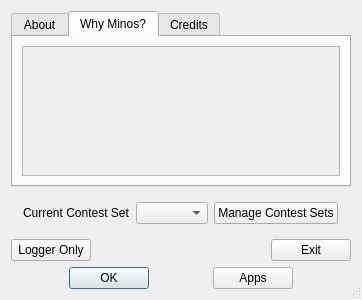
Qt form mqt/MqtLogger/taboutbox.ui (Rsclub22/Minos2-Mirror) before a commit.
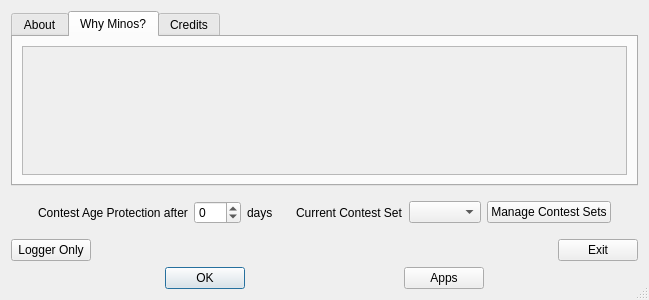
The same form after that commit. The open tabs and pages were chosen to show the change.

Commit message: Include contest protection age on splash screen

What changed in the file:
```diff
--- a/mqt/MqtLogger/taboutbox.ui
+++ b/mqt/MqtLogger/taboutbox.ui
@@ -6,7 +6,7 @@
    <rect>
     <x>0</x>
     <y>0</y>
-    <width>362</width>
+    <width>649</width>
     <height>300</height>
    </rect>
   </property>
@@ -63,8 +63,8 @@
            <rect>
             <x>0</x>
             <y>0</y>
-            <width>320</width>
-            <height>145</height>
+            <width>607</width>
+            <height>128</height>
            </rect>
           </property>
           <layout class="QVBoxLayout" name="verticalLayout_5">
@@ -128,6 +128,43 @@
    <item>
     <widget class="QFrame" name="SessionsFrame">
      <layout class="QHBoxLayout" name="horizontalLayout_3">
+      <item>
+       <spacer name="horizontalSpacer_7">
+        <property name="orientation">
+         <enum>Qt::Horizontal</enum>
+        </property>
+        <property name="sizeHint" stdset="0">
+         <size>
+          <width>40</width>
+          <height>20</height>
+         </size>
+        </property>
+       </spacer>
+      </item>
+      <item>
+       <widget class="QLabel" name="label_2">
+        <property name="text">
+         <string>Contest Age Protection after</string>
+        </property>
+       </widget>
+      </item>
+      <item>
+       <widget class="QSpinBox" name="ageSpinner">
+        <property name="minimum">
+         <number>-1</number>
+        </property>
+        <property name="maximum">
+         <number>365</number>
+        </property>
+       </widget>
+      </item>
+      <item>
+       <widget class="QLabel" name="label_3">
+        <property name="text">
+         <string>days</string>
+        </property>
+       </widget>
+      </item>
       <item>
        <spacer name="horizontalSpacer_5">
         <property name="orientation">
```
Left out of the diff: 4 changed lines with no effect on the pictures. The commit also changes 2 other files.
